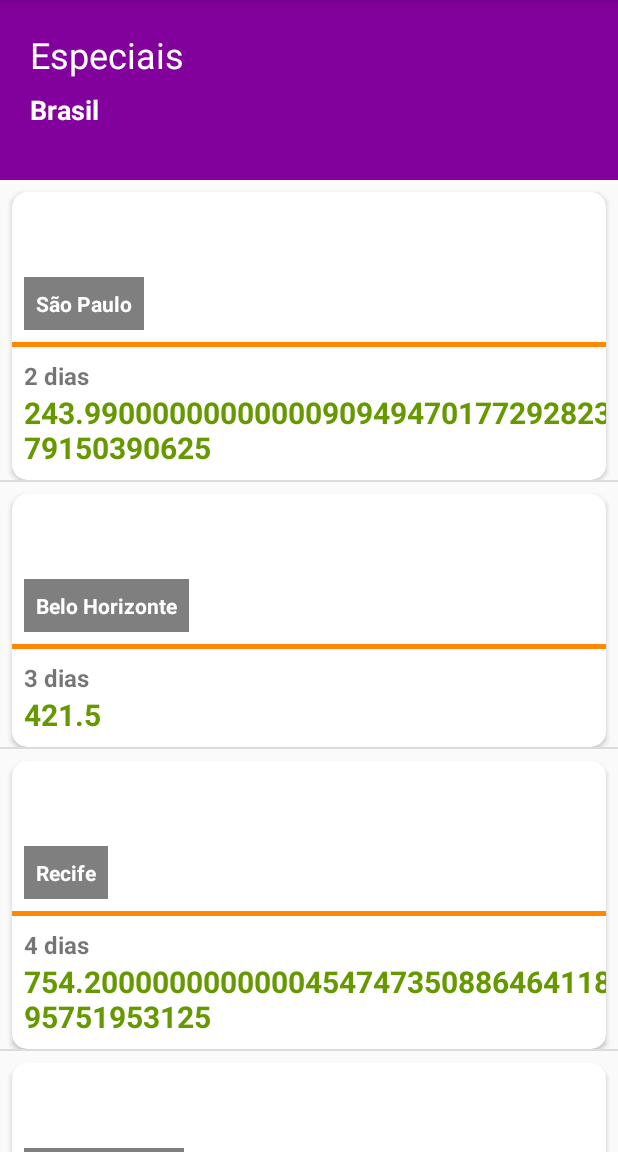
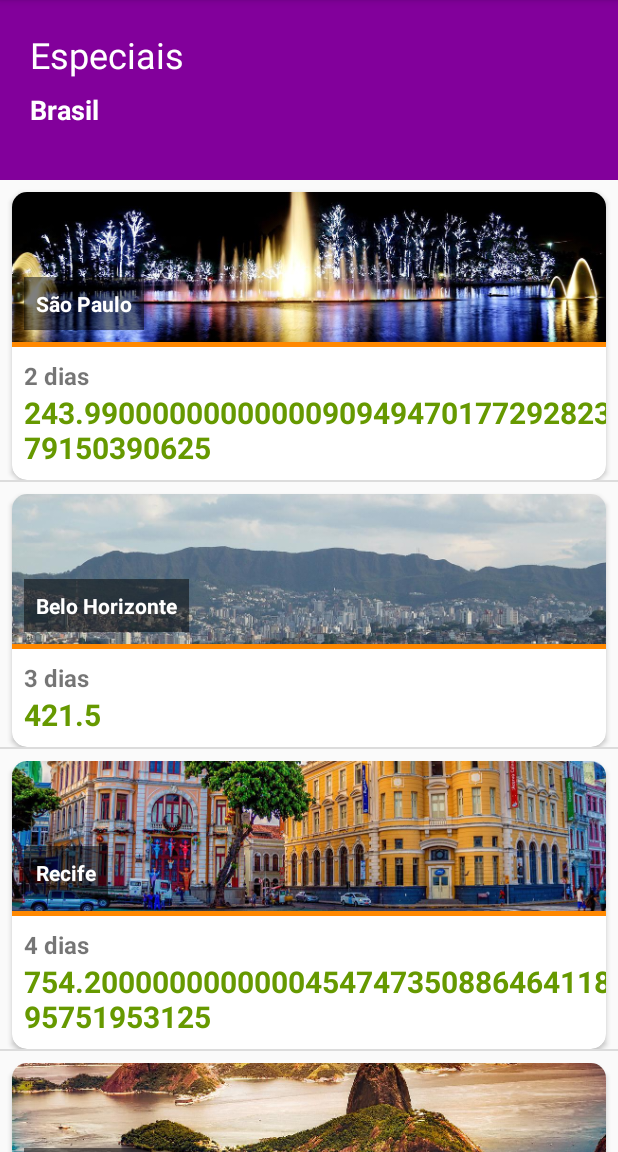
Before and after one commit to GabrielTavares99/your-travel-app, an Android app: the screen it shows after launch (ListaPacotesActivity), on a phone screen of 412 x 824 dp, the part 84-1236 px from its top. Run offline under Robolectric (Android 15) with nearby library versions, the phone set to English and light mode, and no system bars.

Commit message:
Finalizando processo de bind do array adapter

```diff
--- a/app/src/main/java/com/ueuo/gabrieltavares/main/adapter/ListaPacotesAdapter.java
+++ b/app/src/main/java/com/ueuo/gabrieltavares/main/adapter/ListaPacotesAdapter.java
@@ -1,13 +1,13 @@
 package com.ueuo.gabrieltavares.main.adapter;
 
 import android.content.Context;
+import android.content.res.Resources;
+import android.graphics.drawable.Drawable;
 import android.view.LayoutInflater;
 import android.view.View;
 import android.view.ViewGroup;
 import android.widget.BaseAdapter;
 import android.widget.ImageView;
-import android.widget.ListAdapter;
-import android.widget.ListView;
 import android.widget.TextView;
 
 import com.ueuo.gabrieltavares.main.model.Pacote;
@@ -55,6 +55,12 @@ public class ListaPacotesAdapter extends BaseAdapter {
         TextView cidade = viewCriada.findViewById(R.id.item_pacote_cidade);
         cidade.setText(pacote.getLocal());
 
+        ImageView imageView = viewCriada.findViewById(R.id.item_pacote_imagem);
+        Resources resources = context.getResources();
+        int idDrawable = resources.getIdentifier(pacote.getImagem(), "drawable", context.getPackageName());
+        Drawable drawableImagemPacote = resources.getDrawable(idDrawable);
+        imageView.setImageDrawable(drawableImagemPacote);
+
         // TODO: 30/01/18 CORRIGIR FORMATAÇÃO DE VALORES
         TextView preco = viewCriada.findViewById(R.id.item_pacote_preco);
         preco.setText(String.valueOf(pacote.getPreco()));
@@ -62,7 +68,6 @@ public class ListaPacotesAdapter extends BaseAdapter {
         TextView dias = viewCriada.findViewById(R.id.item_pacote_dias);
         dias.setText(String.valueOf(pacote.getDias())+" dias");
 
-        // TODO: 29/01/18 TERMINAR PROCESSO DE BIND
         return viewCriada;
     }
 }
```
